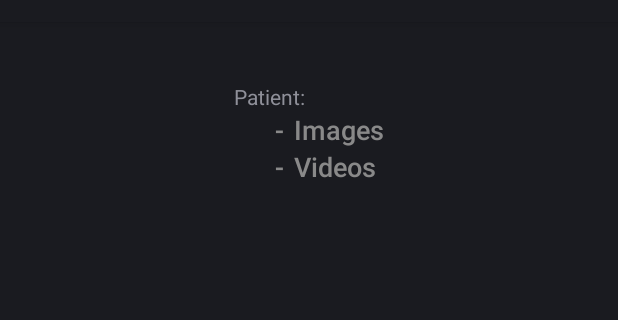
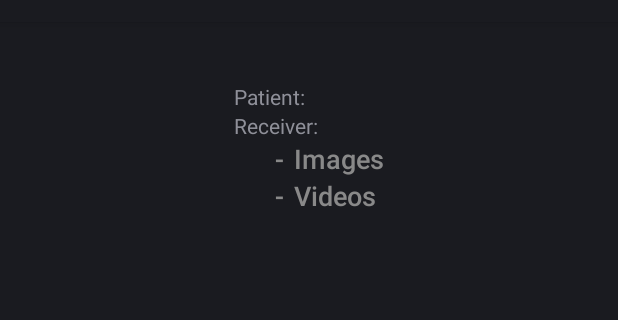
Before and after one commit to aakb/gg_saarpleje, an Android app: the MainActivity screen opened directly, with no data from a screen before it, on a phone screen of 412 x 824 dp, the part 62-382 px from its top. Run offline under Robolectric (Android 15) with nearby library versions, the phone set to English and light mode, and no system bars; libraries missing offline, so code that uses them is left out: com.google.android.glass, org.apache.commons; 2 statements that could not run were skipped.

Commit message:
Issue #GGLASS-34 by tuj: Added options menu to add receiver and patient id

```diff
--- a/app/src/main/java/itk/aakb/dk/gg_saarpleje/MainActivity.java
+++ b/app/src/main/java/itk/aakb/dk/gg_saarpleje/MainActivity.java
@@ -9,8 +9,11 @@ import android.util.Log;
 import android.view.Menu;
 import android.view.MenuItem;
 import android.widget.TextView;
+import android.widget.Toast;
 
 import com.google.android.glass.view.WindowUtils;
+
+import org.apache.commons.validator.routines.EmailValidator;
 
 import java.io.File;
 import java.util.ArrayList;
@@ -20,15 +23,18 @@ public class MainActivity extends Activity {
     private static final String TAG = "saarpleje";
     private static final int TAKE_PICTURE_REQUEST = 101;
     private static final int RECORD_VIDEO_CAPTURE_REQUEST = 102;
-    private static final int QR_REQUEST = 103;
+    private static final int SCAN_PATIENT_REQUEST = 103;
+    private static final int SCAN_RECEIVER_REQUEST = 104;
 
-    private List<String> imagePaths = new ArrayList<String>();
-    private List<String> videoPaths = new ArrayList<String>();
+    private List<String> imagePaths = new ArrayList<>();
+    private List<String> videoPaths = new ArrayList<>();
+    private String patient = null;
+    private String receiver = null;
 
     /**
      * On create.
      *
-     * @param bundle
+     * @param bundle the bundle
      */
     @Override
     protected void onCreate(Bundle bundle) {
@@ -46,14 +52,21 @@ public class MainActivity extends Activity {
     /**
      * On create panel menu.
      *
-     * @param featureId
-     * @param menu
-     * @return
+     * @param featureId the feature id
+     * @param menu the menu to create
+     *
+     * @return boolean
      */
     @Override
     public boolean onCreatePanelMenu(int featureId, Menu menu) {
         if (featureId == WindowUtils.FEATURE_VOICE_COMMANDS) {
-            getMenuInflater().inflate(R.menu.main, menu);
+            if (receiver != null && patient != null) {
+                getMenuInflater().inflate(R.menu.main, menu);
+            }
+            else {
+                getMenuInflater().inflate(R.menu.start, menu);
+            }
+
             return true;
         }
 
@@ -64,12 +77,18 @@ public class MainActivity extends Activity {
     /**
      * On create options menu.
      *
-     * @param menu
-     * @return
+     * @param menu The menu to create
+     * @return boolean
      */
     @Override
     public boolean onCreateOptionsMenu(Menu menu) {
-        getMenuInflater().inflate(R.menu.main, menu);
+        if (receiver != null && patient != null) {
+            getMenuInflater().inflate(R.menu.main, menu);
+        }
+        else {
+            getMenuInflater().inflate(R.menu.start, menu);
+        }
+
         return true;
     }
 
@@ -78,9 +97,10 @@ public class MainActivity extends Activity {
      * <p/>
      * Processes the voice commands from the main menu.
      *
-     * @param featureId
-     * @param item
-     * @return
+     * @param featureId the feature id
+     * @param item the selected menu item
+     *
+     * @return boolean
      */
     @Override
     public boolean onMenuItemSelected(int featureId, MenuItem item) {
@@ -100,6 +120,12 @@ public class MainActivity extends Activity {
                     Log.i(TAG, "menu: record 30 seconds video");
 
                     recordVideo(30);
+
+                    break;
+                case R.id.record_video_menu_item_1_minute:
+                    Log.i(TAG, "menu: record 1 minute video");
+
+                    recordVideo(60);
 
                     break;
                 case R.id.record_video_menu_item_2_minutes:
@@ -129,9 +155,14 @@ public class MainActivity extends Activity {
                     finish();
 
                     break;
-                case R.id.scan_menu_item:
-                    Intent intent = new Intent(this, QRActivity.class);
-                    startActivityForResult(intent, QR_REQUEST);
+                case R.id.scan_patient_menu_item:
+                    Intent scanPatientIntent = new Intent(this, QRActivity.class);
+                    startActivityForResult(scanPatientIntent, SCAN_PATIENT_REQUEST);
+
+                    break;
+                case R.id.add_receiver_menu_item:
+                    Intent addReceiverIntent = new Intent(this, QRActivity.class);
+                    startActivityForResult(addReceiverIntent, SCAN_RECEIVER_REQUEST);
 
                     break;
                 default:
@@ -155,7 +186,7 @@ public class MainActivity extends Activity {
     /**
      * Launch the record video intent.
      *
-     * @param unlimited
+     * @param unlimited whether or not the video should be unlimited.
      */
     private void recordVideo(boolean unlimited) {
         Intent intent = new Intent(this, VideoActivity.class);
@@ -166,7 +197,7 @@ public class MainActivity extends Activity {
     /**
      * Launch the record video intent.
      *
-     * @param duration
+     * @param duration the duration of the video to record
      */
     private void recordVideo(int duration) {
         Intent intent = new Intent(this, VideoActivity.class);
@@ -185,15 +216,38 @@ public class MainActivity extends Activity {
             Log.i(TAG, "Received image: " + data.getStringExtra("path"));
 
             processPictureWhenReady(data.getStringExtra("path"));
-        } else if (requestCode == RECORD_VIDEO_CAPTURE_REQUEST && resultCode == RESULT_OK) {
+        }
+        else if (requestCode == RECORD_VIDEO_CAPTURE_REQUEST && resultCode == RESULT_OK) {
             Log.i(TAG, "Received video: " + data.getStringExtra("path"));
 
             processVideoWhenReady(data.getStringExtra("path"));
         }
-        else if (requestCode == QR_REQUEST && resultCode == RESULT_OK) {
+        else if (requestCode == SCAN_PATIENT_REQUEST && resultCode == RESULT_OK) {
             Log.i(TAG, "Received QR: " + data.getStringExtra("result"));
 
-            processVideoWhenReady(data.getStringExtra("path"));
+            patient = data.getStringExtra("result");
+
+            TextView text = (TextView) findViewById(R.id.patientIdentifier);
+            text.setText(patient);
+            text.invalidate();
+        }
+        else if (requestCode == SCAN_RECEIVER_REQUEST && resultCode == RESULT_OK) {
+            Log.i(TAG, "Received QR: " + data.getStringExtra("result"));
+
+            String s = data.getStringExtra("result");
+
+            boolean valid = EmailValidator.getInstance().isValid(s);
+
+            if (valid) {
+                receiver = s;
+
+                TextView text = (TextView) findViewById(R.id.receiverIdentifier);
+                text.setText(receiver);
+                text.invalidate();
+            }
+            else {
+                Toast.makeText(getApplicationContext(), "Invalid receiver: " + s + ". Scan again.", Toast.LENGTH_LONG).show();
+            }
         }
 
         super.onActivityResult(requestCode, resultCode, data);
@@ -215,7 +269,8 @@ public class MainActivity extends Activity {
             textCountView.setText(String.valueOf(imagePaths.size()));
 
             textLabelView = (TextView) findViewById(R.id.beforeImageLabel);
-        } else if (step == 1) {
+        }
+        else if (step == 1) {
             textCountView = (TextView) findViewById(R.id.videoNumber);
             textCountView.setText(String.valueOf(videoPaths.size()));
 
@@ -247,13 +302,8 @@ public class MainActivity extends Activity {
             setStepAccept(0);
 
             Log.i(TAG, "Before picture ready, with path: " + picturePath);
-        } else {
-            // The file does not exist yet. Before starting the file observer, you
-            // can update your UI to let the user know that the application is
-            // waiting for the picture (for example, by displaying the thumbnail
-            // image and a progress indicator).
-            // @TODO: Add progress bar. Return to main menu when image is ready.
-
+        }
+        else {
             final File parentDirectory = pictureFile.getParentFile();
             FileObserver observer = new FileObserver(parentDirectory.getPath(),
                     FileObserver.CLOSE_WRITE | FileObserver.MOVED_TO) {
@@ -305,13 +355,8 @@ public class MainActivity extends Activity {
             Log.i(TAG, "Video ready, with path: " + videoPath);
 
             setStepAccept(1);
-        } else {
-            // The file does not exist yet. Before starting the file observer, you
-            // can update your UI to let the user know that the application is
-            // waiting for the picture (for example, by displaying the thumbnail
-            // image and a progress indicator).
-            // @TODO: Add progress bar. Return to main menu when video is ready.
-
+        }
+        else {
             final File parentDirectory = videoFile.getParentFile();
             FileObserver observer = new FileObserver(parentDirectory.getPath(),
                     FileObserver.CLOSE_WRITE | FileObserver.MOVED_TO) {
--- a/app/src/main/java/itk/aakb/dk/gg_saarpleje/QRActivity.java
+++ b/app/src/main/java/itk/aakb/dk/gg_saarpleje/QRActivity.java
@@ -171,6 +171,7 @@ public class QRActivity extends Activity {
     private void releaseCamera() {
         if (camera != null) {
             camera.stopPreview();
+            camera.setPreviewCallback(null);
             qrPreview.release();
             camera.release();        // release the camera for other applications
             camera = null;
--- a/app/src/main/res/layout/activity_layout.xml
+++ b/app/src/main/res/layout/activity_layout.xml
@@ -31,6 +31,26 @@
                 android:textAppearance="?android:attr/textAppearanceSmall"
                 android:text=""
                 android:id="@+id/patientIdentifier" />
+        </LinearLayout>
+
+        <LinearLayout
+            android:orientation="horizontal"
+            android:layout_width="match_parent"
+            android:layout_height="wrap_content">
+
+            <TextView
+                android:layout_width="wrap_content"
+                android:layout_height="wrap_content"
+                android:textAppearance="?android:attr/textAppearanceSmall"
+                android:text="@string/receiver"
+                android:id="@+id/receiverLabel" />
+
+            <TextView
+                android:layout_width="wrap_content"
+                android:layout_height="wrap_content"
+                android:textAppearance="?android:attr/textAppearanceSmall"
+                android:text=""
+                android:id="@+id/receiverIdentifier" />
         </LinearLayout>
 
         <LinearLayout
--- a/app/src/main/res/menu/main.xml
+++ b/app/src/main/res/menu/main.xml
@@ -26,9 +26,6 @@
         </menu>
     </item>
     <item
-        android:id="@+id/scan_menu_item"
-        android:title="@string/scan" />
-    <item
         android:id="@+id/finish_menu_item"
         android:title="@string/finish" />
     <item
--- /dev/null
+++ b/app/src/main/res/menu/start.xml
@@ -0,0 +1,10 @@
+<?xml version="1.0" encoding="utf-8"?>
+<menu xmlns:android="http://schemas.android.com/apk/res/android">
+    <!-- Use the constants defined in the ContextualMenus.Command enum-->
+    <item
+        android:id="@+id/scan_patient_menu_item"
+        android:title="@string/scan_patient" />
+    <item
+        android:id="@+id/add_receiver_menu_item"
+        android:title="@string/add_receiver" />
+</menu>
--- a/app/src/main/res/values/strings.xml
+++ b/app/src/main/res/values/strings.xml
@@ -15,8 +15,10 @@
     <string name="four_minutes">four minutes</string>
     <string name="record_unlimited">custom length</string>
     <string name="patient">Patient:</string>
+    <string name="receiver">Receiver:</string>
     <string name="cancel">cancel and exit</string>
     <string name="confirm_cancel">yes</string>
     <string name="abort_cancel">no</string>
-    <string name="scan">scan code</string>
+    <string name="scan_patient">scan patient</string>
+    <string name="add_receiver">add receiver</string>
 </resources>
```
Also changed, not shown: app/build.gradle (+9 -0 lines).
